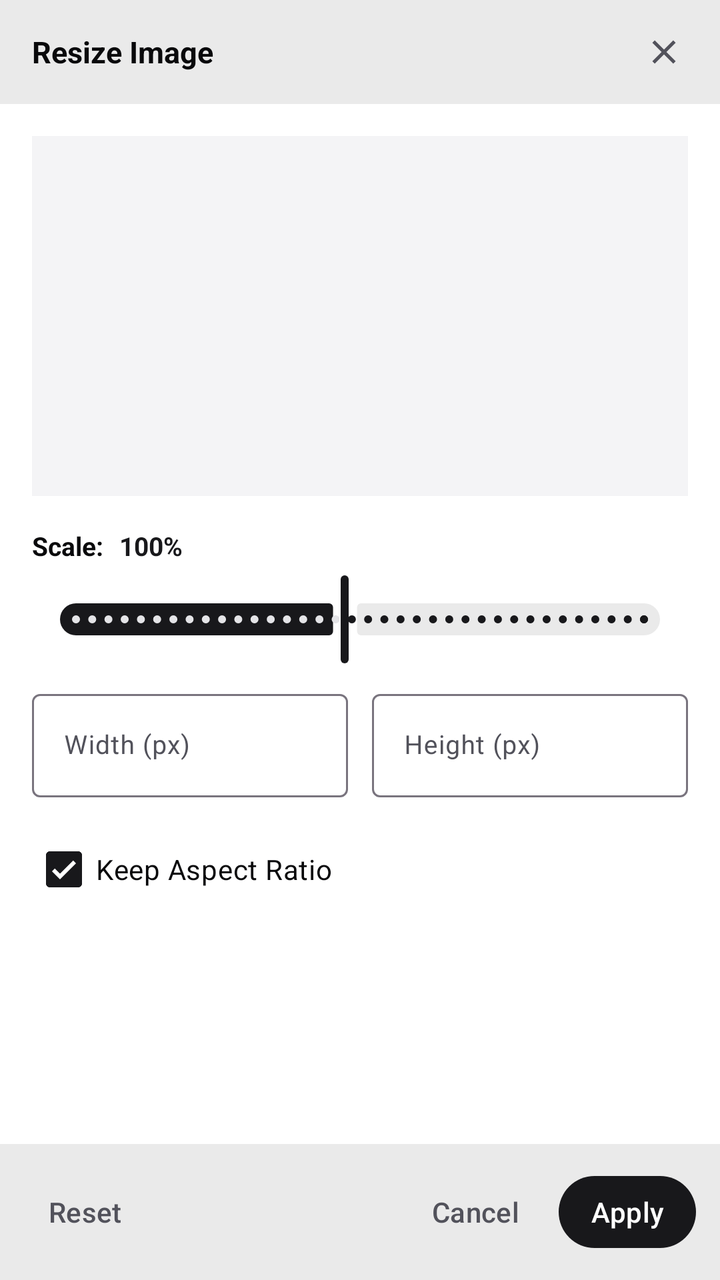
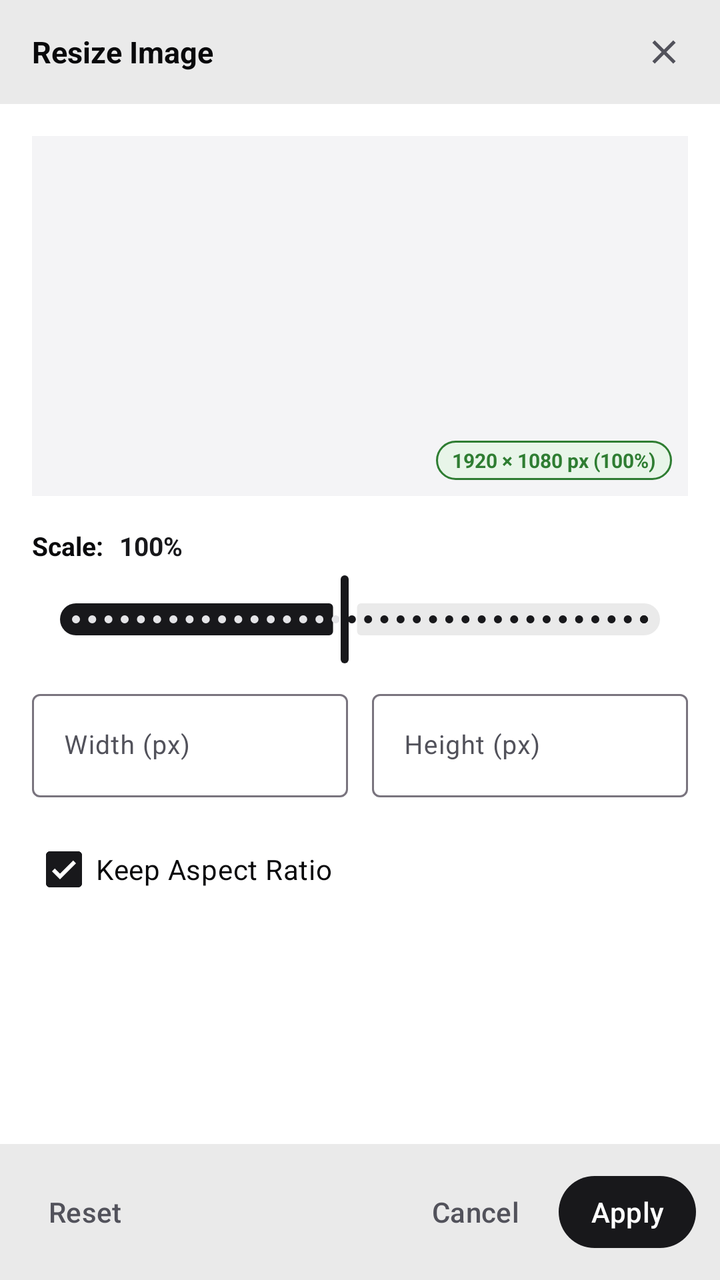

Two renders of the same Android screen: before a commit and after it. Below are the layout's source before the change and the commit's diff.
<!-- AndroidManifest.xml: application theme Theme.VeilFrame -->
<!-- res/layout/dialog_resize.xml -->
<?xml version="1.0" encoding="utf-8"?>
<LinearLayout xmlns:android="http://schemas.android.com/apk/res/android"
    xmlns:app="http://schemas.android.com/apk/res-auto"
    android:layout_width="match_parent"
    android:layout_height="wrap_content"
    android:background="@color/vf_surface"
    android:orientation="vertical">

    
    <LinearLayout
        android:layout_width="match_parent"
        android:layout_height="52dp"
        android:gravity="center_vertical"
        android:orientation="horizontal"
        android:paddingStart="16dp"
        android:paddingEnd="12dp"
        android:background="@color/vf_surface_variant">

        <TextView
            android:id="@+id/tvResizeDialogTitle"
            android:layout_width="0dp"
            android:layout_height="wrap_content"
            android:layout_weight="1"
            android:text="Resize Image"
            android:textColor="@color/vf_text_primary"
            android:textSize="15sp"
            android:textStyle="bold" />

        <com.google.android.material.button.MaterialButton
        android:ellipsize="end"
        android:singleLine="true"
        android:maxLines="1"
            android:id="@+id/btnResizeClose"
            style="@style/Widget.Material3.Button.IconButton"
            android:layout_width="40dp"
            android:layout_height="40dp"
            android:contentDescription="Close Resize Dialog"
            app:icon="@drawable/ic_close"
            app:iconTint="@color/vf_text_secondary" />
    </LinearLayout>

    
    <androidx.core.widget.NestedScrollView
        android:layout_width="match_parent"
        android:layout_height="0dp"
        android:layout_weight="1"
        android:maxHeight="440dp"
        android:fillViewport="true">

        <LinearLayout
            android:layout_width="match_parent"
            android:layout_height="wrap_content"
            android:orientation="vertical"
            android:padding="16dp">

            
            <FrameLayout
                android:layout_width="match_parent"
                android:layout_height="180dp"
                android:background="@color/vf_bg_dark"
                android:layout_marginBottom="16dp">

                <ImageView
                    android:id="@+id/imgResizePreview"
                    android:layout_width="match_parent"
                    android:layout_height="match_parent"
                    android:scaleType="fitCenter"
                    android:contentDescription="Resize Preview" />
            </FrameLayout>

            <LinearLayout
                android:layout_width="match_parent"
                android:layout_height="wrap_content"
                android:orientation="horizontal"
                android:gravity="center_vertical"
                android:layout_marginBottom="4dp">

                <TextView
                    android:layout_width="wrap_content"
                    android:layout_height="wrap_content"
                    android:text="Scale:"
                    android:textColor="@color/vf_text_primary"
                    android:textSize="13sp"
                    android:textStyle="bold" />

                <TextView
                    android:id="@+id/tvResizeScaleLabel"
                    android:layout_width="wrap_content"
                    android:layout_height="wrap_content"
                    android:layout_marginStart="8dp"
                    android:text="100%"
                    android:textColor="@color/vf_primary"
                    android:textSize="13sp"
                    android:textStyle="bold" />
            </LinearLayout>

            
            <com.google.android.material.slider.Slider
                android:id="@+id/sliderResizeScale"
                android:layout_width="match_parent"
                android:layout_height="wrap_content"
                android:valueFrom="10"
                android:valueTo="200"
                android:value="100"
                android:stepSize="5"
                app:thumbColor="@color/vf_primary"
                app:trackColorActive="@color/vf_primary"
                app:trackColorInactive="@color/vf_surface_variant" />

            
            <LinearLayout
                android:layout_width="match_parent"
                android:layout_height="wrap_content"
                android:orientation="horizontal"
                android:layout_marginTop="8dp"
                android:layout_marginBottom="12dp">

                <com.google.android.material.textfield.TextInputLayout
                    android:id="@+id/tilResizeWidth"
                    style="@style/Widget.Material3.TextInputLayout.OutlinedBox"
                    android:layout_width="0dp"
                    android:layout_height="wrap_content"
                    android:layout_weight="1"
                    android:layout_marginEnd="6dp"
                    android:hint="Width (px)">

                    <com.google.android.material.textfield.TextInputEditText
                        android:id="@+id/etResizeWidth"
                        android:layout_width="match_parent"
                        android:layout_height="wrap_content"
                        android:inputType="number"
                        android:textSize="13sp" />
                </com.google.android.material.textfield.TextInputLayout>

                <com.google.android.material.textfield.TextInputLayout
                    android:id="@+id/tilResizeHeight"
                    style="@style/Widget.Material3.TextInputLayout.OutlinedBox"
                    android:layout_width="0dp"
                    android:layout_height="wrap_content"
                    android:layout_weight="1"
                    android:layout_marginStart="6dp"
                    android:hint="Height (px)">

                    <com.google.android.material.textfield.TextInputEditText
                        android:id="@+id/etResizeHeight"
                        android:layout_width="match_parent"
                        android:layout_height="wrap_content"
                        android:inputType="number"
                        android:textSize="13sp" />
                </com.google.android.material.textfield.TextInputLayout>
            </LinearLayout>

            <com.google.android.material.checkbox.MaterialCheckBox
                android:id="@+id/cbResizeKeepAspect"
                android:layout_width="wrap_content"
                android:layout_height="wrap_content"
                android:text="Keep Aspect Ratio"
                android:checked="true"
                android:textColor="@color/vf_text_primary" />
        </LinearLayout>
    </androidx.core.widget.NestedScrollView>

    
    <LinearLayout
        android:layout_width="match_parent"
        android:layout_height="wrap_content"
        android:orientation="horizontal"
        android:padding="12dp"
        android:background="@color/vf_surface_variant">

        <com.google.android.material.button.MaterialButton
            android:id="@+id/btnResizeReset"
            style="@style/Widget.Material3.Button.TextButton"
            android:layout_width="wrap_content"
            android:layout_height="44dp"
            android:minWidth="0dp"
            android:paddingStart="12dp"
            android:paddingEnd="12dp"
            android:maxLines="1"
            android:singleLine="true"
            android:ellipsize="end"
            android:text="Reset"
            android:textColor="@color/vf_text_secondary" />

        <View
            android:layout_width="0dp"
            android:layout_height="0dp"
            android:layout_weight="1" />

        <com.google.android.material.button.MaterialButton
            android:id="@+id/btnResizeCancel"
            style="@style/Widget.Material3.Button.TextButton"
            android:layout_width="wrap_content"
            android:layout_height="44dp"
            android:layout_marginEnd="8dp"
            android:minWidth="0dp"
            android:paddingStart="12dp"
            android:paddingEnd="12dp"
            android:maxLines="1"
            android:singleLine="true"
            android:ellipsize="end"
            android:text="Cancel"
            android:textColor="@color/vf_text_secondary" />

        <com.google.android.material.button.MaterialButton
            android:id="@+id/btnResizeApply"
            style="@style/Widget.Material3.Button"
            android:layout_width="wrap_content"
            android:layout_height="44dp"
            android:minWidth="0dp"
            android:paddingStart="16dp"
            android:paddingEnd="16dp"
            android:maxLines="1"
            android:singleLine="true"
            android:ellipsize="end"
            android:text="Apply"
            android:textColor="@color/vf_on_primary"
            app:backgroundTint="@color/vf_primary" />
    </LinearLayout>
</LinearLayout>
<!-- resources referenced by this layout -->
<resources>
  <color name="vf_bg_dark">#F4F4F6</color>
  <color name="vf_on_primary">#FFFFFF</color>
  <color name="vf_primary">#18181B</color>
  <color name="vf_surface">#FFFFFF</color>
  <color name="vf_surface_variant">#EAEAEA</color>
  <color name="vf_text_primary">#09090B</color>
  <color name="vf_text_secondary">#52525B</color>
  <!-- drawable ic_close (drawable) -->
  <?xml version="1.0" encoding="utf-8"?>
  <vector xmlns:android="http://schemas.android.com/apk/res/android"
      android:width="24dp"
      android:height="24dp"
      android:viewportWidth="24"
      android:viewportHeight="24">
      <path
          android:fillColor="@color/vf_text_secondary"
          android:pathData="M19,6.41L17.59,5 12,10.59 6.41,5 5,6.41 10.59,12 5,17.59 6.41,19 12,13.41 17.59,19 19,17.59 13.41,12z"/>
  </vector>
  <style name="Theme.VeilFrame" parent="Theme.Material3.DayNight.NoActionBar">
          
          <item name="colorPrimary">@color/vf_primary</item>
          <item name="colorOnPrimary">@color/vf_on_primary</item>
          <item name="colorPrimaryContainer">@color/vf_primary_container</item>
          <item name="colorOnPrimaryContainer">@color/vf_text_primary</item>
  
          
          <item name="colorSecondary">@color/vf_secondary</item>
          <item name="colorOnSecondary">@color/vf_on_secondary</item>
          <item name="colorSecondaryContainer">@color/vf_secondary_container</item>
          <item name="colorOnSecondaryContainer">@color/vf_text_primary</item>
  
          
          <item name="android:windowBackground">@color/vf_bg_dark</item>
          <item name="colorSurface">@color/vf_surface</item>
          <item name="colorSurfaceVariant">@color/vf_surface_variant</item>
          <item name="colorOnSurface">@color/vf_text_primary</item>
          <item name="colorOnSurfaceVariant">@color/vf_text_secondary</item>
  
          
          <item name="android:statusBarColor">@color/vf_bg_dark</item>
          <item name="android:navigationBarColor">@color/vf_bg_dark</item>
          <item name="android:windowLightStatusBar">false</item>
      </style>
  <color name="vf_primary_container">#E4E4E7</color>
  <color name="vf_secondary">#52525B</color>
  <color name="vf_on_secondary">#18181B</color>
  <color name="vf_secondary_container">#E4E4E7</color>
</resources>

<!-- the commit's change to res/layout/dialog_resize.xml (unified diff, before → after) -->
@@ -66,6 +66,23 @@
                     android:layout_height="match_parent"
                     android:scaleType="fitCenter"
                     android:contentDescription="Resize Preview" />
+
+                
+                <TextView
+                    android:id="@+id/tvResizeLiveBadge"
+                    android:layout_width="wrap_content"
+                    android:layout_height="wrap_content"
+                    android:layout_gravity="bottom|end"
+                    android:layout_margin="8dp"
+                    android:background="@drawable/bg_pill_accent"
+                    android:paddingStart="8dp"
+                    android:paddingEnd="8dp"
+                    android:paddingTop="3dp"
+                    android:paddingBottom="3dp"
+                    android:text="1920 × 1080 px (100%)"
+                    android:textColor="@color/vf_accent_green"
+                    android:textSize="10sp"
+                    android:textStyle="bold" />
             </FrameLayout>
 
             <LinearLayout
@@ -102,7 +119,7 @@
                 android:valueFrom="10"
                 android:valueTo="200"
                 android:value="100"
-                android:stepSize="5"
+                android:stepSize="1"
                 app:thumbColor="@color/vf_primary"
                 app:trackColorActive="@color/vf_primary"
                 app:trackColorInactive="@color/vf_surface_variant" />
<!-- resource entries referenced after the edit -->
@@ -1,5 +1,6 @@
 <!-- resources referenced by this layout -->
 <resources>
+  <color name="vf_accent_green">#2E7D32</color>
   <color name="vf_bg_dark">#F4F4F6</color>
   <color name="vf_on_primary">#FFFFFF</color>
   <color name="vf_primary">#18181B</color>
@@ -7,6 +8,14 @@
   <color name="vf_surface_variant">#EAEAEA</color>
   <color name="vf_text_primary">#09090B</color>
   <color name="vf_text_secondary">#52525B</color>
+  <!-- drawable bg_pill_accent (drawable) -->
+  <?xml version="1.0" encoding="utf-8"?>
+  <shape xmlns:android="http://schemas.android.com/apk/res/android"
+      android:shape="rectangle">
+      <corners android:radius="12dp" />
+      <solid android:color="@color/vf_status_pass_bg" />
+      <stroke android:width="1dp" android:color="@color/vf_accent_green" />
+  </shape>
   <!-- drawable ic_close (drawable) -->
   <?xml version="1.0" encoding="utf-8"?>
   <vector xmlns:android="http://schemas.android.com/apk/res/android"
@@ -43,6 +52,7 @@
           <item name="android:navigationBarColor">@color/vf_bg_dark</item>
           <item name="android:windowLightStatusBar">false</item>
       </style>
+  <color name="vf_status_pass_bg">#E8F5E9</color>
   <color name="vf_primary_container">#E4E4E7</color>
   <color name="vf_secondary">#52525B</color>
   <color name="vf_on_secondary">#18181B</color>
